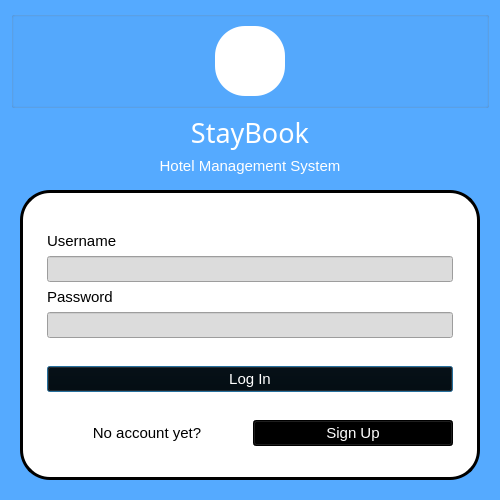
The window that login_dialog.ui (euuii/StayBook) describes before a commit, drawn with Qt 5.
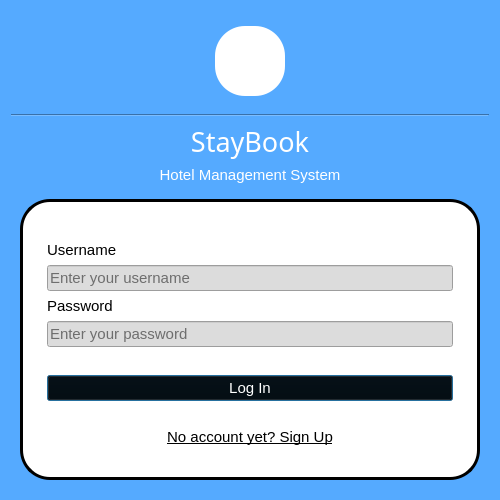
The same window after the commit. Icons and pictures are not drawn.

```diff
--- a/login_dialog.ui
+++ b/login_dialog.ui
@@ -37,6 +37,12 @@
   <layout class="QVBoxLayout" name="verticalLayout_2">
    <item>
     <widget class="QGroupBox" name="groupBox">
+     <property name="styleSheet">
+      <string notr="true">QGroupBox{
+	background: transparent;
+	border: none
+}</string>
+     </property>
      <property name="title">
       <string/>
      </property>
@@ -127,6 +133,13 @@
      </layout>
     </widget>
    </item>
+   <item>
+    <widget class="Line" name="line">
+     <property name="orientation">
+      <enum>Qt::Orientation::Horizontal</enum>
+     </property>
+    </widget>
+   </item>
    <item>
     <widget class="QLabel" name="label_2">
      <property name="font">
@@ -222,6 +235,9 @@
               <pointsize>11</pointsize>
              </font>
             </property>
+            <property name="placeholderText">
+             <string>Enter your username</string>
+            </property>
            </widget>
           </item>
           <item>
@@ -246,6 +262,9 @@
             <property name="echoMode">
              <enum>QLineEdit::EchoMode::Password</enum>
             </property>
+            <property name="placeholderText">
+             <string>Enter your password</string>
+            </property>
            </widget>
           </item>
           <item>
@@ -290,32 +309,30 @@
            </spacer>
           </item>
           <item>
-           <layout class="QHBoxLayout" name="horizontalLayout_2">
-            <item>
-             <widget class="QLabel" name="label_5">
+           <widget class="QPushButton" name="signuppage_btn">
               <property name="font">
                <font>
                 <pointsize>11</pointsize>
-               </font>
-              </property>
-              <property name="text">
-               <string>&lt;html&gt;&lt;head/&gt;&lt;body&gt;&lt;p align=&quot;center&quot;&gt;&lt;span style=&quot; font-size:11pt;&quot;&gt;No account yet?&lt;/span&gt;&lt;/p&gt;&lt;/body&gt;&lt;/html&gt;</string>
-              </property>
-             </widget>
-            </item>
-            <item>
-             <widget class="QPushButton" name="reg_btn">
-              <property name="font">
-               <font>
-                <pointsize>11</pointsize>
-               </font>
-              </property>
+              <bold>false</bold>
+              <underline>true</underline>
+             </font>
+            </property>
+            <property name="styleSheet">
+             <string notr="true">QPushButton {
+	background: transparent;
+	color: rgb(0, 0, 0);
+	border: none
+}
+
+QPushButton::hover {
+	
+	color: rgb(0, 85, 255);
+}</string>
+            </property>
               <property name="text">
-               <string>Sign Up</string>
-              </property>
-             </widget>
-            </item>
-           </layout>
+             <string>No account yet? Sign Up</string>
+            </property>
+           </widget>
           </item>
           <item>
            <spacer name="verticalSpacer_4">
```
Left out of the diff: 51 changed lines with no effect on the pictures. Lines whose indentation alone changed are shown as unchanged.
